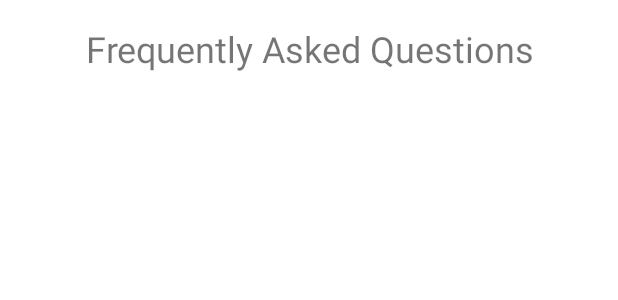
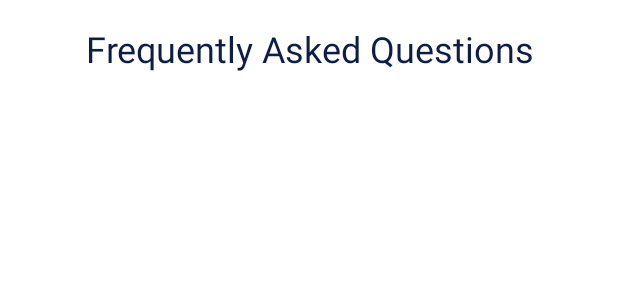
Before and after one commit to BigTravis/OCCStudentSuccessCenter, an Android app: the layout activity_faq.xml on its own in the app's theme, with its tools: preview values and no code run, on a phone screen of 412 x 824 dp. Shown: the top 300 px of the screen. Run offline under Robolectric (Android 15) with nearby library versions, the phone set to English and light mode, and no system bars.

```diff
--- a/app/src/main/java/edu/orangecoastcollege/cs273/kfrederick5tmorrissey1ischenck/occstudentsuccesscenter/FAQActivity.java
+++ b/app/src/main/java/edu/orangecoastcollege/cs273/kfrederick5tmorrissey1ischenck/occstudentsuccesscenter/FAQActivity.java
@@ -16,13 +16,11 @@ public class FAQActivity extends ListActivity {
     @Override
     protected void onCreate(Bundle savedInstanceState) {
         super.onCreate(savedInstanceState);
-        setContentView(R.layout.activity_faq);
 
         String[] questions = getResources().getStringArray(R.array.faq_list);
 
-
         //faqListAdapter = new ListAdapter (this, R.layout.activity_faq_item, )
-        mFAQListView = (ListView) findViewById(R.id.faqListView);
+        mFAQListView = getListView();
         faqListAdapter = new ArrayAdapter<>(this,
                 android.R.layout.simple_list_item_1, questions);
 
--- a/app/src/main/res/layout/activity_faq.xml
+++ b/app/src/main/res/layout/activity_faq.xml
@@ -17,10 +17,11 @@
         android:layout_height="wrap_content"
         android:id="@+id/textView3"
         android:textAlignment="center"
-        android:textSize="24sp" />
+        android:textSize="24sp"
+        android:textColor="@color/occDarkBlue"/>
 
     <ListView
         android:layout_width="match_parent"
         android:layout_height="match_parent"
-        android:id="@+id/faqListView" />
+        android:id="@+id/list" />
 </LinearLayout>
```
